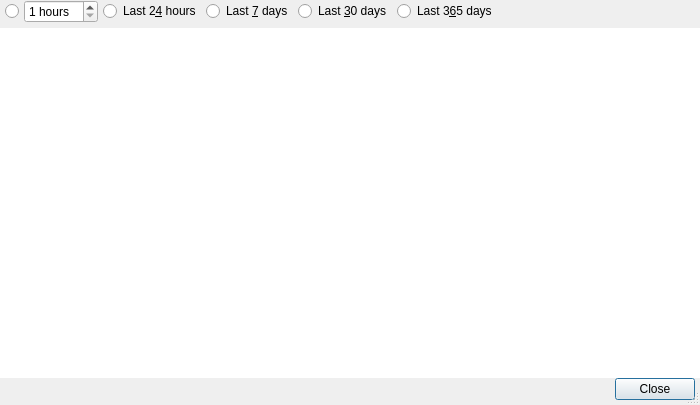
Before: the Qt Designer form graphdialog.ui in friggob/qtTemp, drawn with Qt 5.
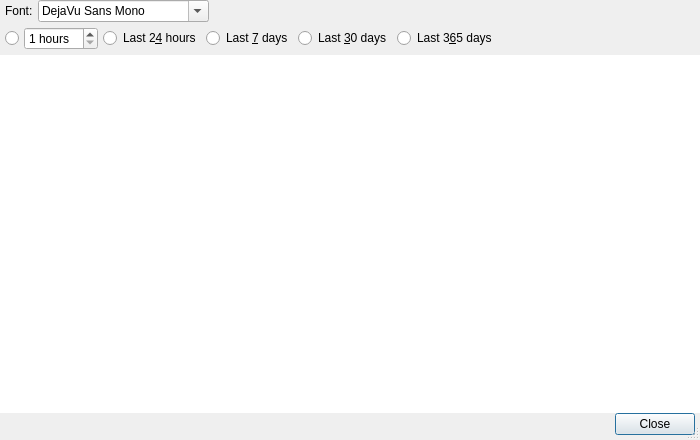
After: the same form once the commit is applied.

Commit message: Added font selector to graph dialog

Patch:
```diff
--- a/graphdialog.ui
+++ b/graphdialog.ui
@@ -7,7 +7,7 @@
     <x>0</x>
     <y>0</y>
     <width>700</width>
-    <height>405</height>
+    <height>440</height>
    </rect>
   </property>
   <property name="mouseTracking">
@@ -46,6 +46,58 @@
      <property name="spacing">
       <number>5</number>
      </property>
+     <item>
+      <layout class="QHBoxLayout" name="horizontalLayout_3">
+       <property name="spacing">
+        <number>5</number>
+       </property>
+       <item>
+        <widget class="QLabel" name="label">
+         <property name="text">
+          <string>Font:</string>
+         </property>
+         <property name="margin">
+          <number>0</number>
+         </property>
+         <property name="indent">
+          <number>5</number>
+         </property>
+        </widget>
+       </item>
+       <item>
+        <widget class="QFontComboBox" name="fontComboBox">
+         <property name="editable">
+          <bool>true</bool>
+         </property>
+         <property name="currentIndex">
+          <number>2</number>
+         </property>
+         <property name="maxVisibleItems">
+          <number>15</number>
+         </property>
+         <property name="insertPolicy">
+          <enum>QComboBox::InsertAtBottom</enum>
+         </property>
+         <property name="fontFilters">
+          <set>QFontComboBox::MonospacedFonts</set>
+         </property>
+        </widget>
+       </item>
+       <item>
+        <spacer name="horizontalSpacer">
+         <property name="orientation">
+          <enum>Qt::Horizontal</enum>
+         </property>
+         <property name="sizeHint" stdset="0">
+          <size>
+           <width>40</width>
+           <height>20</height>
+          </size>
+         </property>
+        </spacer>
+       </item>
+      </layout>
+     </item>
      <item>
       <layout class="QHBoxLayout" name="horizontalLayout" stretch="0,0,0,0,0,1">
        <property name="leftMargin">
```
The commit also changes 2 other files.
